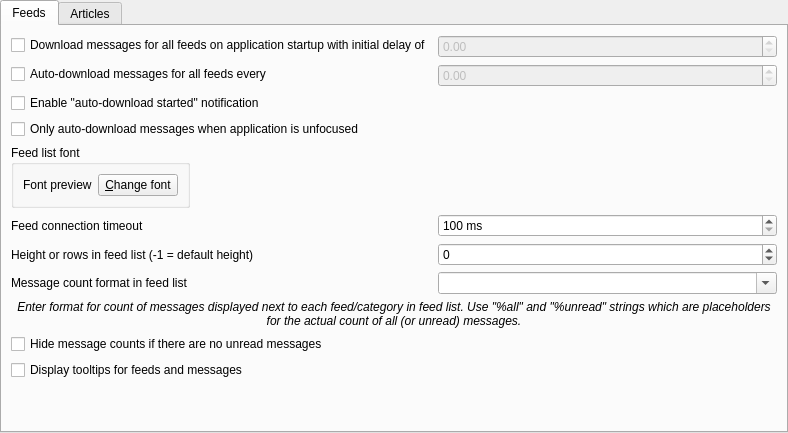
Old version of the form src/librssguard/gui/settings/settingsfeedsmessages.ui in the repository martinrotter/rssguard.
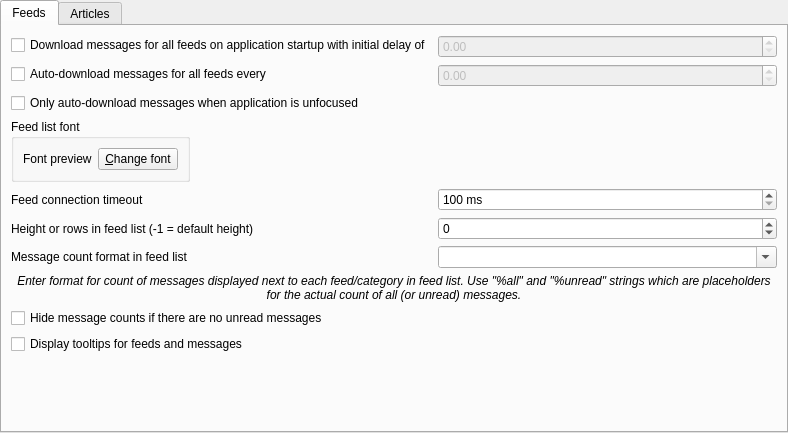
New version of the form. Custom widgets are drawn as their Qt base class.

Commit message: fix notifications enabled/disabled

The edit to the form file:
```diff
--- a/src/librssguard/gui/settings/settingsfeedsmessages.ui
+++ b/src/librssguard/gui/settings/settingsfeedsmessages.ui
@@ -73,7 +73,14 @@
          </property>
         </widget>
        </item>
-       <item row="4" column="0">
+       <item row="2" column="0" colspan="2">
+        <widget class="QCheckBox" name="m_checkAutoUpdateOnlyUnfocused">
+         <property name="text">
+          <string>Only auto-download messages when application is unfocused</string>
+         </property>
+        </widget>
+       </item>
+       <item row="3" column="0">
         <widget class="QGroupBox" name="groupBox_6">
          <property name="sizePolicy">
           <sizepolicy hsizetype="Preferred" vsizetype="Maximum">
@@ -105,7 +112,17 @@
          </layout>
         </widget>
        </item>
-       <item row="5" column="1">
+       <item row="4" column="0">
+        <widget class="QLabel" name="label_3">
+         <property name="text">
+          <string>Feed connection timeout</string>
+         </property>
+         <property name="buddy">
+          <cstring>m_spinFeedUpdateTimeout</cstring>
+         </property>
+        </widget>
+       </item>
+       <item row="4" column="1">
         <widget class="QSpinBox" name="m_spinFeedUpdateTimeout">
          <property name="toolTip">
           <string>Connection timeout is time interval which is reserved for downloading new messages for the feed. If this time interval elapses, then download process is aborted.</string>
@@ -124,7 +141,7 @@
          </property>
         </widget>
        </item>
-       <item row="6" column="0">
+       <item row="5" column="0">
         <widget class="QLabel" name="label_6">
          <property name="text">
           <string>Height or rows in feed list (-1 = default height)</string>
@@ -134,7 +151,7 @@
          </property>
         </widget>
        </item>
-       <item row="6" column="1">
+       <item row="5" column="1">
         <widget class="QSpinBox" name="m_spinHeightRowsFeeds">
          <property name="minimum">
           <number>-1</number>
@@ -144,7 +161,7 @@
          </property>
         </widget>
        </item>
-       <item row="7" column="0">
+       <item row="6" column="0">
         <widget class="QLabel" name="label_8">
          <property name="text">
           <string>Message count format in feed list</string>
@@ -154,7 +171,7 @@
          </property>
         </widget>
        </item>
-       <item row="7" column="1">
+       <item row="6" column="1">
         <widget class="QComboBox" name="m_cmbCountsFeedList">
          <property name="toolTip">
           <string notr="true"/>
@@ -164,7 +181,7 @@
          </property>
         </widget>
        </item>
-       <item row="8" column="0" colspan="2">
+       <item row="7" column="0" colspan="2">
         <widget class="QLabel" name="label_9">
          <property name="font">
           <font>
@@ -182,56 +199,32 @@
          </property>
         </widget>
        </item>
-       <item row="11" column="0" colspan="2">
-        <spacer name="verticalSpacer">
-         <property name="orientation">
-          <enum>Qt::Vertical</enum>
-         </property>
-         <property name="sizeHint" stdset="0">
-          <size>
-           <width>20</width>
-           <height>40</height>
-          </size>
-         </property>
-        </spacer>
-       </item>
-       <item row="5" column="0">
-        <widget class="QLabel" name="label_3">
-         <property name="text">
-          <string>Feed connection timeout</string>
-         </property>
-         <property name="buddy">
-          <cstring>m_spinFeedUpdateTimeout</cstring>
-         </property>
-        </widget>
-       </item>
-       <item row="9" column="0" colspan="2">
+       <item row="8" column="0" colspan="2">
         <widget class="QCheckBox" name="m_cbHideCountsIfNoUnread">
          <property name="text">
           <string>Hide message counts if there are no unread messages</string>
          </property>
         </widget>
        </item>
-       <item row="10" column="0" colspan="2">
+       <item row="9" column="0" colspan="2">
         <widget class="QCheckBox" name="m_checkShowTooltips">
          <property name="text">
           <string>Display tooltips for feeds and messages</string>
          </property>
         </widget>
        </item>
-       <item row="3" column="0" colspan="2">
-        <widget class="QCheckBox" name="m_checkAutoUpdateOnlyUnfocused">
-         <property name="text">
-          <string>Only auto-download messages when application is unfocused</string>
+       <item row="10" column="0" colspan="2">
+        <spacer name="verticalSpacer">
+         <property name="orientation">
+          <enum>Qt::Vertical</enum>
          </property>
-        </widget>
-       </item>
-       <item row="2" column="0" colspan="2">
-        <widget class="QCheckBox" name="m_checkAutoUpdateNotification">
-         <property name="text">
-          <string>Enable &quot;auto-download started&quot; notification</string>
+         <property name="sizeHint" stdset="0">
+          <size>
+           <width>20</width>
+           <height>40</height>
+          </size>
          </property>
-        </widget>
+        </spacer>
        </item>
       </layout>
      </widget>
```
Left out of the diff: 1 changed line with no effect on the pictures. The commit also changes 7 other files.
